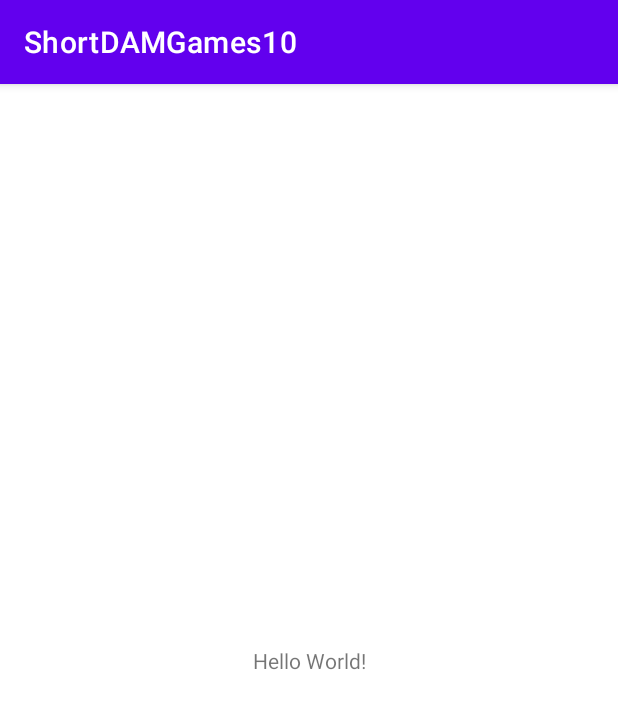
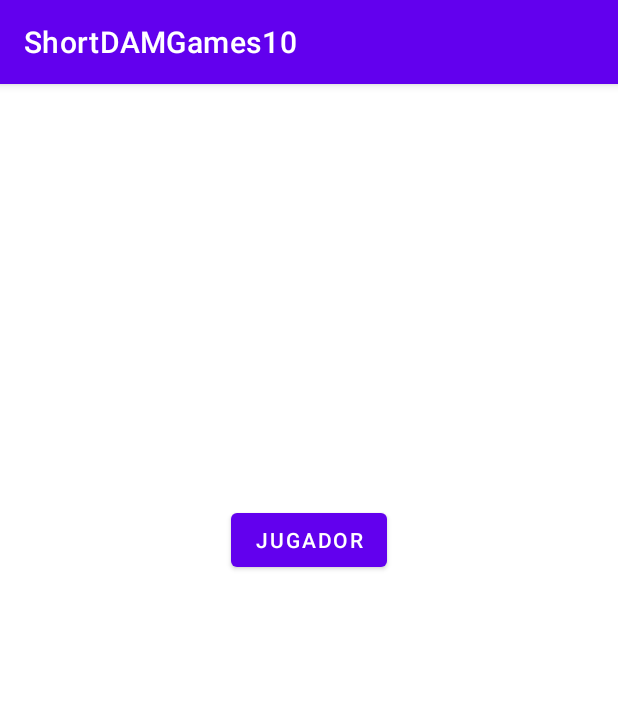
Before and after one commit to jparloz/jueguito_Android, an Android app: the screen it shows after launch (MainActivity), on a phone screen of 412 x 824 dp. Shown: the top 709 px of the screen. Run offline under Robolectric (Android 15) with nearby library versions, the light colour scheme and no system bars.

Commit message:
Modificacion activitymain y intro

```diff
--- a/app/src/main/res/layout/activity_main.xml
+++ b/app/src/main/res/layout/activity_main.xml
@@ -6,13 +6,13 @@
     android:layout_height="match_parent"
     tools:context=".MainActivity">
 
-    <TextView
-        android:layout_width="wrap_content"
-        android:layout_height="wrap_content"
-        android:text="Hello World!"
+    <androidx.fragment.app.FragmentContainerView
+        android:id="@+id/f_container"
+        android:name="com.jparral.shortdamgames10.IntroFragment"
+        android:layout_width="0dp"
+        android:layout_height="0dp"
         app:layout_constraintBottom_toBottomOf="parent"
         app:layout_constraintEnd_toEndOf="parent"
         app:layout_constraintStart_toStartOf="parent"
         app:layout_constraintTop_toTopOf="parent" />
-
 </androidx.constraintlayout.widget.ConstraintLayout>
--- a/app/src/main/res/layout/fragment_intro.xml
+++ b/app/src/main/res/layout/fragment_intro.xml
@@ -1,14 +1,20 @@
 <?xml version="1.0" encoding="utf-8"?>
-<FrameLayout xmlns:android="http://schemas.android.com/apk/res/android"
+<androidx.constraintlayout.widget.ConstraintLayout xmlns:android="http://schemas.android.com/apk/res/android"
+    xmlns:app="http://schemas.android.com/apk/res-auto"
     xmlns:tools="http://schemas.android.com/tools"
+    android:id="@+id/frameLayout"
     android:layout_width="match_parent"
     android:layout_height="match_parent"
     tools:context=".IntroFragment">
 
-    <!-- TODO: Update blank fragment layout -->
-    <TextView
-        android:layout_width="match_parent"
-        android:layout_height="match_parent"
-        android:text="@string/hello_blank_fragment" />
-
-</FrameLayout>
+    <Button
+        android:id="@+id/btn_cambio"
+        android:layout_width="wrap_content"
+        android:layout_height="wrap_content"
+        android:text="Jugador"
+        app:layout_constraintBottom_toBottomOf="parent"
+        app:layout_constraintEnd_toEndOf="parent"
+        app:layout_constraintStart_toStartOf="parent"
+        app:layout_constraintTop_toTopOf="parent"
+        app:layout_constraintVertical_bias="0.389" />
+</androidx.constraintlayout.widget.ConstraintLayout>
--- a/app/src/main/res/values/strings.xml
+++ b/app/src/main/res/values/strings.xml
@@ -2,4 +2,5 @@
     <string name="app_name">ShortDAMGames10</string>
     <!-- TODO: Remove or change this placeholder text -->
     <string name="hello_blank_fragment">Hello blank fragment</string>
+    <string name="button">Button</string>
 </resources>
```
